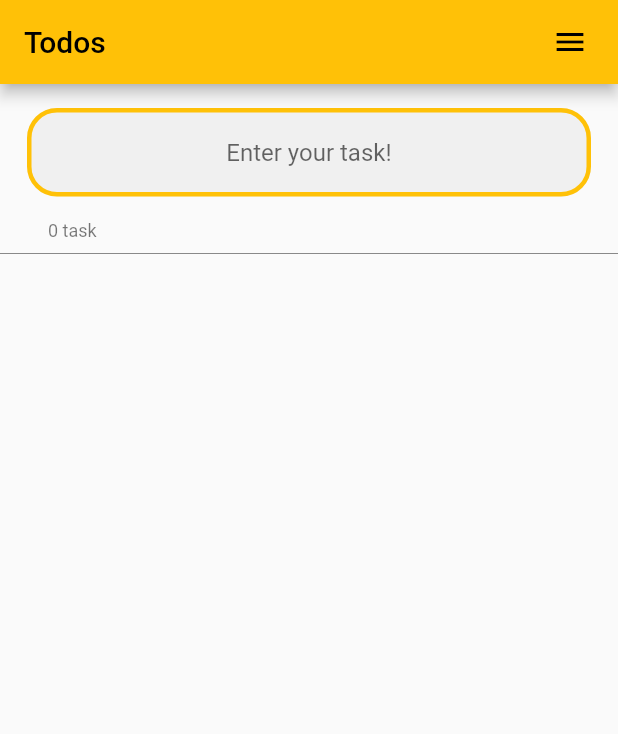
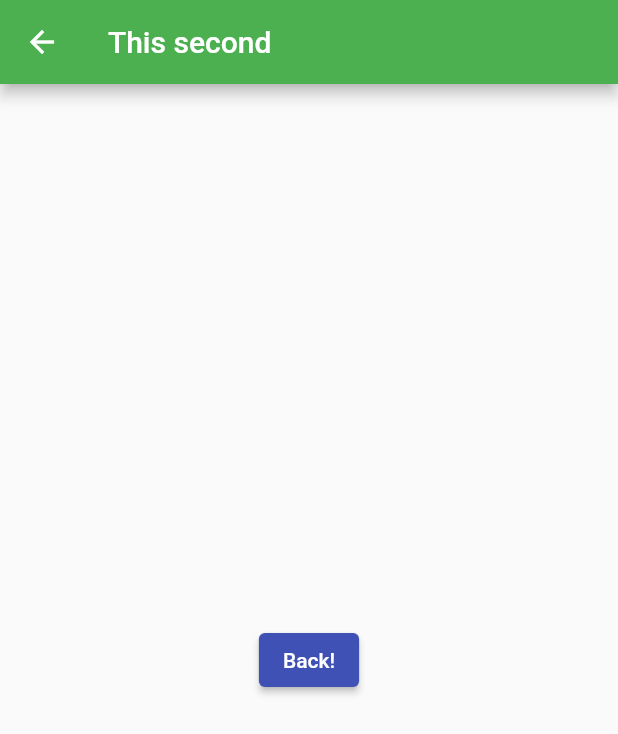
Before and after one commit to siro257/todo_app, a Flutter app: the screen it shows after launch, after a tap on the "menu" icon, on a phone screen of 412 x 824 dp. Shown: the top 734 px of the screen. Run offline on Flutter 3.47's test engine with Material 2 defaults, Android fonts, the phone set to English and light mode, and no system bars.

Commit message:
bug fix & pagniation

```diff
--- /dev/null
+++ b/lib/SecondRoute.dart
@@ -0,0 +1,23 @@
+import 'package:flutter/material.dart';
+import 'package:flutter/src/foundation/key.dart';
+import 'package:flutter/src/widgets/framework.dart';
+
+class SecondRoute extends StatelessWidget {
+  const SecondRoute({Key? key}) : super(key: key);
+
+  @override
+  Widget build(BuildContext context) {
+    return Scaffold(
+      appBar: AppBar(
+        title: const Text("This second"),
+        backgroundColor: Colors.green,
+      ),
+      body: Center(
+        child: ElevatedButton(
+          child: Text("Back!"),
+          onPressed: () => Navigator.pop(context),
+        ),
+      ),
+    );
+  }
+}
--- a/lib/TodoList.dart
+++ b/lib/TodoList.dart
@@ -1,4 +1,5 @@
 import 'package:flutter/material.dart';
+import 'package:flutter_todo_app/constants.dart';
 
 import 'Todo.dart';
 
@@ -21,9 +22,14 @@ class _TodoListState extends State<TodoList> {
   }
 
   void _addItem(String value) {
+    if (value == null || value.isEmpty || value.trim() == '') {
+      return null;
+    }
+
     setState(() {
-      toDoList.add(value);
+      toDoList.add(value.trim());
     });
+    // print(value.trim());
     fieldText.clear();
     myFocusNode.requestFocus();
   }
@@ -49,21 +55,27 @@ class _TodoListState extends State<TodoList> {
         Padding(
           // padding: const EdgeInsets.symmetric(horizontal: 250, vertical: 16),
           padding: const EdgeInsets.symmetric(horizontal: 18, vertical: 16),
-          child: TextField(
+          child: TextFormField(
+            validator: (value) {
+              if (value == null || value.isEmpty) {
+                return "Please Enter some text";
+              }
+              return null;
+            },
             keyboardType: TextInputType.text,
             textAlign: TextAlign.center,
             decoration: InputDecoration(
               enabledBorder: OutlineInputBorder(
                 borderRadius: BorderRadius.circular(20),
                 borderSide: const BorderSide(
-                  color: Colors.amber,
+                  color: PRIMARYCOLOR,
                   width: 3.0,
                 ),
               ),
               focusedBorder: OutlineInputBorder(
                 borderRadius: BorderRadius.circular(20),
                 borderSide: const BorderSide(
-                  color: Colors.amber,
+                  color: PRIMARYCOLOR,
                   width: 5.0,
                 ),
               ),
@@ -71,7 +83,7 @@ class _TodoListState extends State<TodoList> {
               filled: true,
               fillColor: Colors.grey[250],
             ),
-            onSubmitted: _addItem,
+            onFieldSubmitted: _addItem,
             controller: fieldText,
             focusNode: myFocusNode,
           ),
--- /dev/null
+++ b/lib/constants.dart
@@ -0,0 +1,3 @@
+import 'package:flutter/material.dart';
+
+const MaterialColor PRIMARYCOLOR = Colors.indigo;
--- a/lib/main.dart
+++ b/lib/main.dart
@@ -1,4 +1,6 @@
 import 'package:flutter/material.dart';
+import 'package:flutter_todo_app/SecondRoute.dart';
+import 'package:flutter_todo_app/constants.dart';
 
 import 'TodoList.dart';
 
@@ -35,11 +37,14 @@ class MyToDoApp extends StatelessWidget {
   Widget build(BuildContext context) {
     return DismissKeyboard(
       child: MaterialApp(
-        title: 'Todo App',
         theme: ThemeData(
-          primarySwatch: Colors.amber,
+          primarySwatch: PRIMARYCOLOR,
         ),
-        home: const MyHomePage(title: 'Todos'),
+        initialRoute: '/',
+        routes: {
+          '/': (context) => const MyHomePage(title: "Todos"),
+          '/second': (context) => const SecondRoute()
+        },
       ),
     );
   }
@@ -63,7 +68,7 @@ class _MyHomePageState extends State<MyHomePage> {
           Padding(
             padding: EdgeInsets.only(right: 20.0),
             child: GestureDetector(
-              onTap: () => print("do somethign"),
+              onTap: () => Navigator.pushNamed(context, '/second'),
               child: Icon(Icons.menu),
             ),
           )
```
Also changed, not shown: lib/Todo.dart (+8 -1 lines).
